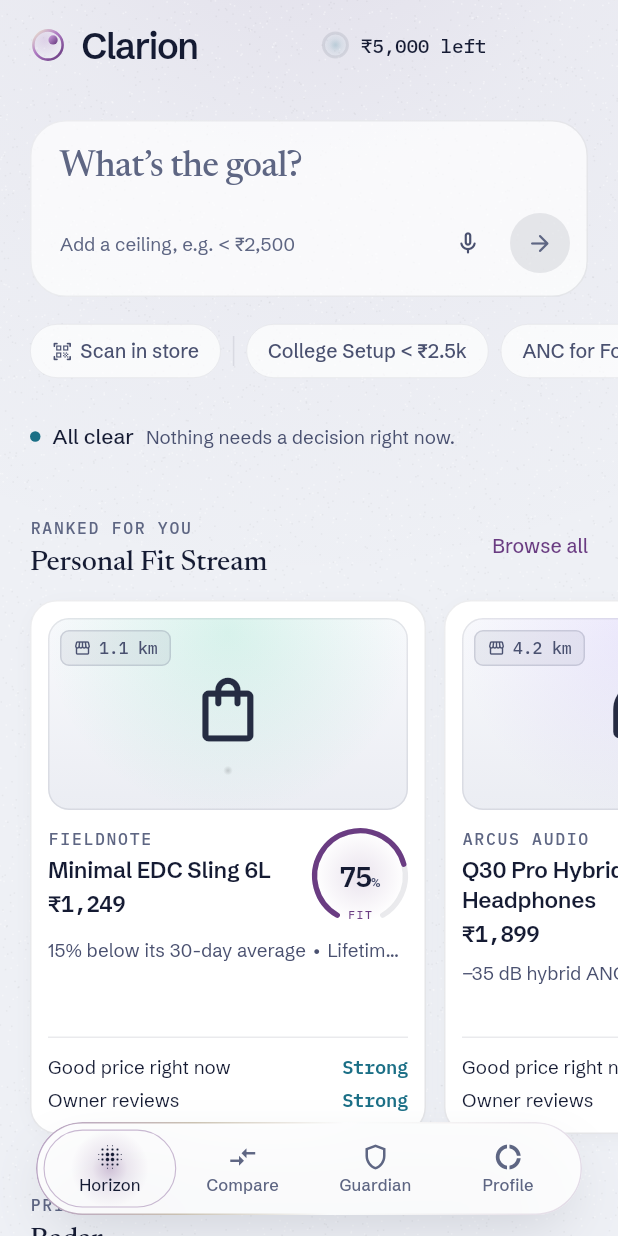
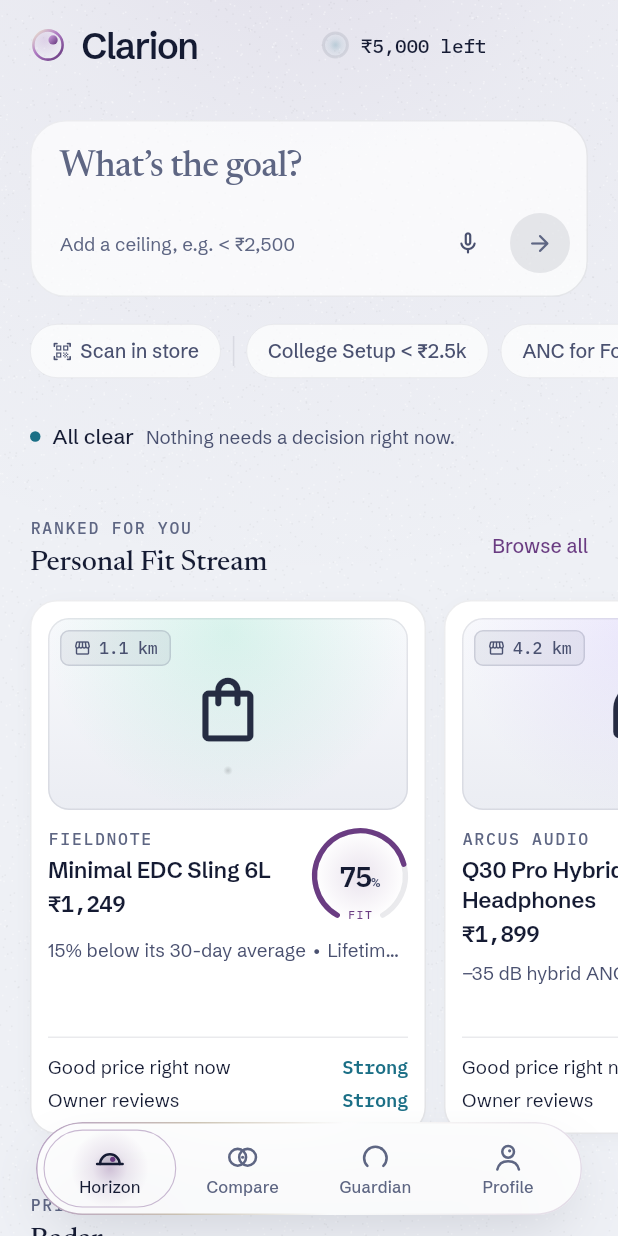
Before and after one commit to KrishKamra/Clarion, a Flutter app: the MainScaffold screen opened directly, after a tap on "Skip", on a phone screen of 412 x 824 dp. Run offline on Flutter 3.47's test engine with Material 3 defaults, Android fonts, the phone set to English and light mode, and no system bars; our stand-ins replace app_links, firebase_auth, firebase_core, flutter_local_notifications, flutter_riverpod, flutter_svg and 5 more; missing offline and left inert: mobile_scanner; accounts and stored records are empty.

Commit message:
feat: Clarion's own tab icons; one fact sheet on the product page
Tab icons
- Material's stock icons (blur_on, compare_arrows, shield, donut_large)
  become four glyphs drawn for Clarion: a light rising on a horizon, two
  overlapping lenses, the budget ring, and a figure whose head is a lens
  (ClarionIcon: 24-unit grid, 1.7 strokes, round caps)
- Every glyph carries the logo's off-centre focal dot. Selecting a tab
  grows it in and turns it plum: the splash's focus lock at tab size,
  and the only colour in the tab bar. Still under reduced motion
- The guardian ring takes no fill and its resting dot merges into the
  stroke until chosen
- NavDestination takes a ClarionGlyph instead of two IconData; the
  icon-to-label gap tightens to 2px so the glyph fits at 200 % text

Product page
- Cost per use, impulse risk, opportunity cost and refurbished & repair
  share one fact sheet divided by hairlines (each card gains a
  `grouped` flag); the price band moves up beside "Buy now or wait?";
  an ownership warning keeps its own card

Fixes
- The Google mark was the letter G typed in the title style, so it
  became a serif letter on a text baseline when titles moved to
  Newsreader. It's now Google's four-colour G drawn from vectors in a
  centred 18px square
- "An plum" -> "A plum" in comments left by the token rename

Tests: 115 passing.

```diff
--- /dev/null
+++ b/lib/core/widgets/clarion_icon.dart
@@ -0,0 +1,171 @@
+import 'dart:math' as math;
+
+import 'package:flutter/material.dart';
+
+import '../theme/app_colors.dart';
+import '../theme/app_spacing.dart';
+
+/// Clarion's own glyphs, for the four primary destinations.
+enum ClarionGlyph {
+  /// Intent Horizon: a light rising on the horizon.
+  horizon,
+
+  /// Compare: two lenses overlapping.
+  compare,
+
+  /// Budget Guardian: the budget ring.
+  guardian,
+
+  /// Spending Profile: a figure whose head is a lens.
+  profile,
+}
+
+/// A [ClarionGlyph], drawn on a 24-unit grid in 1.7-unit strokes with round
+/// caps, like the rest of Clarion's line work.
+///
+/// Every glyph carries the logo's off-centre focal point. When [selected],
+/// it grows into place and takes the action colour — the same focus lock
+/// the splash plays, at the size of a tab — and the shape gains a faint
+/// fill. That dot is the only colour in the tab bar.
+class ClarionIcon extends StatelessWidget {
+  const ClarionIcon(
+    this.glyph, {
+    super.key,
+    required this.color,
+    this.selected = false,
+    this.size = 24,
+  });
+
+  final ClarionGlyph glyph;
+  final Color color;
+  final bool selected;
+  final double size;
+
+  @override
+  Widget build(BuildContext context) {
+    final still = MediaQuery.disableAnimationsOf(context);
+    return TweenAnimationBuilder<double>(
+      tween: Tween(end: selected ? 1 : 0),
+      duration: still ? Duration.zero : AppMotion.medium,
+      curve: AppMotion.standard,
+      builder: (context, focus, _) => CustomPaint(
+        size: Size.square(size),
+        painter: _GlyphPainter(
+          glyph: glyph,
+          color: color,
+          focus: focus,
+          focusColor: AppColors.action,
+        ),
+      ),
+    );
+  }
+}
+
+class _GlyphPainter extends CustomPainter {
+  _GlyphPainter({
+    required this.glyph,
+    required this.color,
+    required this.focus,
+    required this.focusColor,
+  });
+
+  final ClarionGlyph glyph;
+  final Color color;
+
+  /// 0 at rest, 1 when selected.
+  final double focus;
+  final Color focusColor;
+
+  static const _stroke = 1.7;
+
+  @override
+  void paint(Canvas canvas, Size size) {
+    canvas.scale(size.width / 24, size.height / 24);
+    final line = Paint()
+      ..style = PaintingStyle.stroke
+      ..strokeWidth = _stroke
+      ..strokeCap = StrokeCap.round
+      ..strokeJoin = StrokeJoin.round
+      ..color = color;
+    final tint = Paint()..color = color.withValues(alpha: 0.12 * focus);
+
+    final (body, strokes, dot) = _shape();
+    if (focus > 0 && body != null) canvas.drawPath(body, tint);
+    for (final p in strokes) {
+      canvas.drawPath(p, line);
+    }
+
+    // The focal point: small and quiet at rest, full and plum when chosen.
+    // On the guardian ring the resting dot shrinks to the stroke, so it
+    // reads as part of the ring until it is chosen.
+    final rest = glyph == ClarionGlyph.guardian ? _stroke / 2 : 1.05;
+    final r = _lerp(rest, 1.75, focus);
+    canvas.drawCircle(
+      dot,
+      r,
+      Paint()..color = Color.lerp(color, focusColor, focus)!,
+    );
+  }
+
+  /// The tinted area (if any), the stroked paths, and the focal point.
+  (Path?, List<Path>, Offset) _shape() {
+    switch (glyph) {
+      case ClarionGlyph.horizon:
+        final sun = Rect.fromCircle(
+          center: const Offset(12, 16.5),
+          radius: 6.5,
+        );
+        final arc = Path()..addArc(sun, math.pi, math.pi);
+        final ground = Path()
+          ..moveTo(3.5, 16.5)
+          ..lineTo(20.5, 16.5);
+        final body = Path()
+          ..addArc(sun, math.pi, math.pi)
+          ..close();
+        return (body, [arc, ground], const Offset(13.9, 13.4));
+      case ClarionGlyph.compare:
+        final a = Path()
+          ..addOval(
+            Rect.fromCircle(center: const Offset(8.7, 12), radius: 5.6),
+          );
+        final b = Path()
+          ..addOval(
+            Rect.fromCircle(center: const Offset(15.3, 12), radius: 5.6),
+          );
+        // Only where the two lenses overlap is tinted: what they share.
+        final body = Path.combine(PathOperation.intersect, a, b);
+        return (body, [a, b], const Offset(12, 12));
+      case ClarionGlyph.guardian:
+        const centre = Offset(12, 12.5);
+        const r = 7.5;
+        const start = math.pi * 0.75;
+        const sweep = math.pi * 1.5;
+        final rect = Rect.fromCircle(center: centre, radius: r);
+        final ring = Path()..addArc(rect, start, sweep);
+        // The dot rides the ring where spending has reached.
+        const at = start + sweep * 0.62;
+        final dot = centre + Offset(math.cos(at), math.sin(at)) * r;
+        // No fill: a ring encloses so much that a tint would outweigh it.
+        return (null, [ring], dot);
+      case ClarionGlyph.profile:
+        final head = Path()
+          ..addOval(
+            Rect.fromCircle(center: const Offset(12, 8.4), radius: 3.9),
+          );
+        final shoulders = Path()
+          ..moveTo(4.8, 20.2)
+          ..cubicTo(5.6, 16.4, 8.6, 14.6, 12, 14.6)
+          ..cubicTo(15.4, 14.6, 18.4, 16.4, 19.2, 20.2);
+        return (head, [head, shoulders], const Offset(13.0, 7.7));
+    }
+  }
+
+  static double _lerp(double a, double b, double t) => a + (b - a) * t;
+
+  @override
+  bool shouldRepaint(_GlyphPainter old) =>
+      old.glyph != glyph ||
+      old.color != color ||
+      old.focus != focus ||
+      old.focusColor != focusColor;
+}
--- a/lib/core/widgets/floating_nav_capsule.dart
+++ b/lib/core/widgets/floating_nav_capsule.dart
@@ -7,6 +7,7 @@
 import '../theme/app_decorations.dart';
 import '../theme/app_spacing.dart';
 import '../theme/app_typography.dart';
+import 'clarion_icon.dart';
 import 'frosted_chrome.dart';
 import 'pressable.dart';
 
@@ -14,16 +15,14 @@
 @immutable
 class NavDestination {
   const NavDestination({
-    required this.icon,
-    required this.activeIcon,
+    required this.glyph,
     required this.label,
     this.badge = 0,
     this.badgeColor,
     this.dot,
   });
 
-  final IconData icon;
-  final IconData activeIcon;
+  final ClarionGlyph glyph;
   final String label;
 
   /// Count bubble; hidden at zero.
@@ -176,10 +175,10 @@
             Stack(
               clipBehavior: Clip.none,
               children: [
-                Icon(
-                  selected ? destination.activeIcon : destination.icon,
+                ClarionIcon(
+                  destination.glyph,
                   color: color,
-                  size: 20,
+                  selected: selected,
                 ),
                 if (destination.badge > 0)
                   Positioned(
@@ -205,7 +204,8 @@
                   ),
               ],
             ),
-            const SizedBox(height: 3),
+            // 2px, not 3: the 24px glyph needs the room at large text sizes.
+            const SizedBox(height: 2),
             AnimatedDefaultTextStyle(
               duration: AppMotion.medium,
               // Native tab labels: sentence case in the sans, one weight, so
--- a/lib/core/widgets/intent_field.dart
+++ b/lib/core/widgets/intent_field.dart
@@ -13,7 +13,7 @@
 /// goal, followed by curated contextual intent pills.
 ///
 /// Deliberately not a search bar — no magnifier, no border box. The prompt
-/// is set in display type, and focus is shown by an plum filament drawing
+/// is set in display type, and focus is shown by a plum filament drawing
 /// itself along the base of the field.
 class IntentField extends StatefulWidget {
   const IntentField({
--- a/lib/features/navigation/main_scaffold.dart
+++ b/lib/features/navigation/main_scaffold.dart
@@ -6,6 +6,7 @@
 import '../../core/theme/app_spacing.dart';
 import '../../core/utils/formatters.dart';
 import '../../core/widget/home_widget_bridge.dart';
+import '../../core/widgets/clarion_icon.dart';
 import '../../core/widgets/floating_nav_capsule.dart';
 import '../../core/widgets/obsidian_canvas.dart';
 import '../../data/catalog.dart';
@@ -245,25 +246,21 @@
                 ref.read(navigationProvider.notifier).select(AppTab.values[i]),
             destinations: [
               NavDestination(
-                icon: Icons.blur_on_outlined,
-                activeIcon: Icons.blur_on_rounded,
+                glyph: ClarionGlyph.horizon,
                 label: l10n.navHorizon,
               ),
               NavDestination(
-                icon: Icons.compare_arrows_outlined,
-                activeIcon: Icons.compare_arrows_rounded,
+                glyph: ClarionGlyph.compare,
                 label: l10n.navCompare,
               ),
               NavDestination(
-                icon: Icons.shield_outlined,
-                activeIcon: Icons.shield_rounded,
+                glyph: ClarionGlyph.guardian,
                 label: l10n.navGuardian,
                 badge: cartCount,
                 badgeColor: overBudget ? AppColors.over : AppColors.action,
               ),
               NavDestination(
-                icon: Icons.donut_large_outlined,
-                activeIcon: Icons.donut_large_rounded,
+                glyph: ClarionGlyph.profile,
                 label: l10n.navProfile,
                 dot: coolingOff ? AppColors.over : null,
               ),
```
Also changed, not shown: lib/features/auth/presentation/sign_in_screen.dart (+16 -23 lines), lib/features/decision/presentation/product_decision_screen.dart (+39 -11 lines), lib/features/decision/widgets/impulse_risk_card.dart (+10 -4 lines), lib/features/decision/widgets/opportunity_card.dart (+6 -4 lines), lib/features/decision/widgets/ownership_cost_card.dart (+10 -4 lines), lib/features/decision/widgets/value_paths_card.dart (+10 -4 lines), 2 other files.
